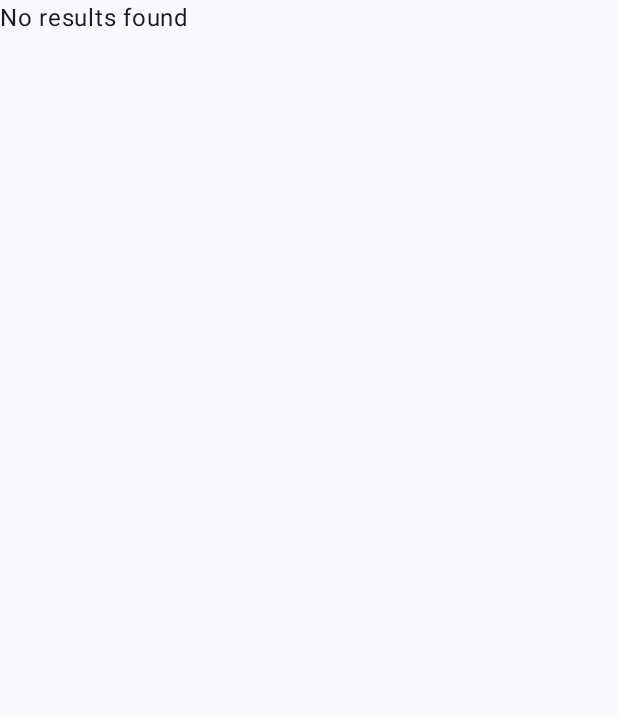
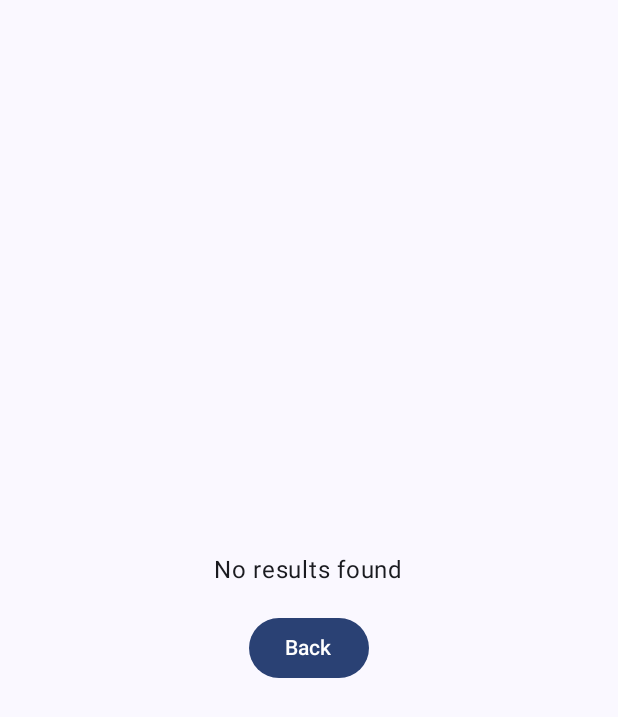
Before and after one commit to valaxiar/Toki-Pona-Dictionary, an Android app built with Jetpack Compose: the NoSearchResultsView screen opened through its navigation route, on a phone screen of 412 x 824 dp. Before the commit the part shown is almost empty. Shown: the top 717 px of the screen. Run offline under Robolectric (Android 15) with nearby library versions, the phone set to English and light mode, and no system bars.

```diff
--- a/app/src/main/java/com/valaxiar/tokiponadictionary/DictionaryScreen.kt
+++ b/app/src/main/java/com/valaxiar/tokiponadictionary/DictionaryScreen.kt
@@ -4,12 +4,14 @@ import androidx.compose.foundation.clickable
 import androidx.compose.foundation.layout.Arrangement
 import androidx.compose.foundation.layout.Column
 import androidx.compose.foundation.layout.Row
+import androidx.compose.foundation.layout.Spacer
 import androidx.compose.foundation.layout.fillMaxHeight
 import androidx.compose.foundation.layout.fillMaxSize
 import androidx.compose.foundation.layout.fillMaxWidth
 import androidx.compose.foundation.layout.height
 import androidx.compose.foundation.layout.padding
 import androidx.compose.foundation.lazy.LazyColumn
+import androidx.compose.material3.Button
 import androidx.compose.material3.Card
 import androidx.compose.material3.CardDefaults
 import androidx.compose.material3.MaterialTheme
@@ -28,10 +30,18 @@ import androidx.compose.ui.unit.sp
 import androidx.navigation.NavController
 
 @Composable
-fun noSearchResultsView(navController: NavController){
-    Text(
-        text = "No results found",
-    )
+fun NoSearchResultsView(navController: NavController) {
+    Column(
+        modifier = Modifier.fillMaxSize(),
+        horizontalAlignment = Alignment.CenterHorizontally,
+        verticalArrangement = Arrangement.Center
+    ) {
+        Text(text = "No results found")
+        Spacer(modifier = Modifier.height(16.dp))
+        Button(onClick = { dictionaryViewModel.onBackButtonPress(navController) }) {
+            Text(text = "Back")
+        }
+    }
 }
 
 
@@ -62,7 +72,8 @@ fun DictionaryScreen(navController: NavController) {
                             dictionaryViewModel.getDictionaryValueFromXml(
                                 context,
                                 R.xml.dictionary,
-                                dictionaryViewModel.getWordsList(context, navController)[index], "definition"
+                                dictionaryViewModel.getWordsList(context, navController)[index],
+                                "definition"
                             ),
                             navController,
                             context
--- a/app/src/main/java/com/valaxiar/tokiponadictionary/DictionaryViewModel.kt
+++ b/app/src/main/java/com/valaxiar/tokiponadictionary/DictionaryViewModel.kt
@@ -26,7 +26,7 @@ class DictionaryViewModel: ViewModel() {
         "a", "akesi", "ala", "alasa", "ale", "anpa", "awen", "e", "en", "esun", "ijo", "ike", "ilo", "insa", "jaki", "jan", "jelo", "jo", "kala", "kalama", "kama", "kasi", "ken", "kepeken", "kili", "kiwen", "ko", "kon", "kule", "kulupu", "kute", "la", "lape", "laso", "lawa", "len", "lete", "li", "lili", "linja", "loje", "lon", "luka", "lukin", "ma", "mama", "mani", "meli", "mi", "moku","monsi", "mute", "namako", "nanpa", "noka", "palisa", "pali", "pana", "poki", "pona", "pu", "sama", "selo", "seme", "suli", "telo", "tenpo", "toki", "tomo", "utala", "walo", "wan", "wawa", "weka", "wile"
     )
 
-    var currentlySearching by mutableStateOf(false)
+    private var currentlySearching by mutableStateOf(false)
     var textFieldValue by mutableStateOf("")
 
     fun getWordsList(context: Context, navController: NavController): List<String> {
@@ -91,7 +91,7 @@ class DictionaryViewModel: ViewModel() {
         val navController = rememberNavController()
         NavHost(navController = navController, startDestination = "home") {
             composable("home") { DictionaryScreen(navController) }
-            composable("noResultsPage") { noSearchResultsView(navController)}
+            composable("noResultsPage") { NoSearchResultsView(navController)}
             composable("details") { WordDetailScreen(navController, dictionaryViewModel, LocalContext.current) }
         }
     }
```
